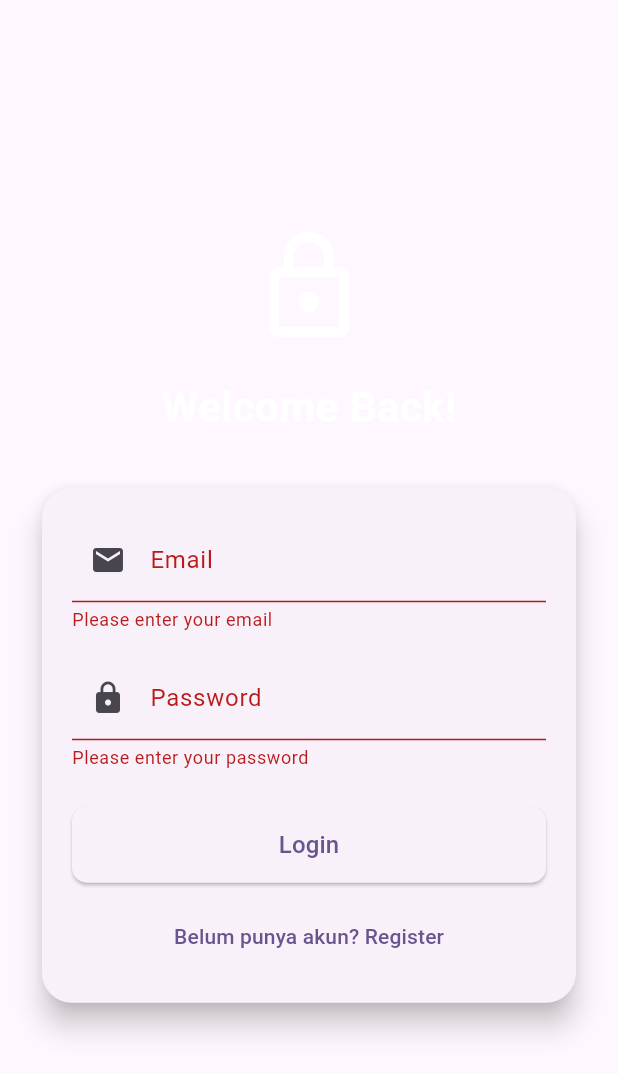
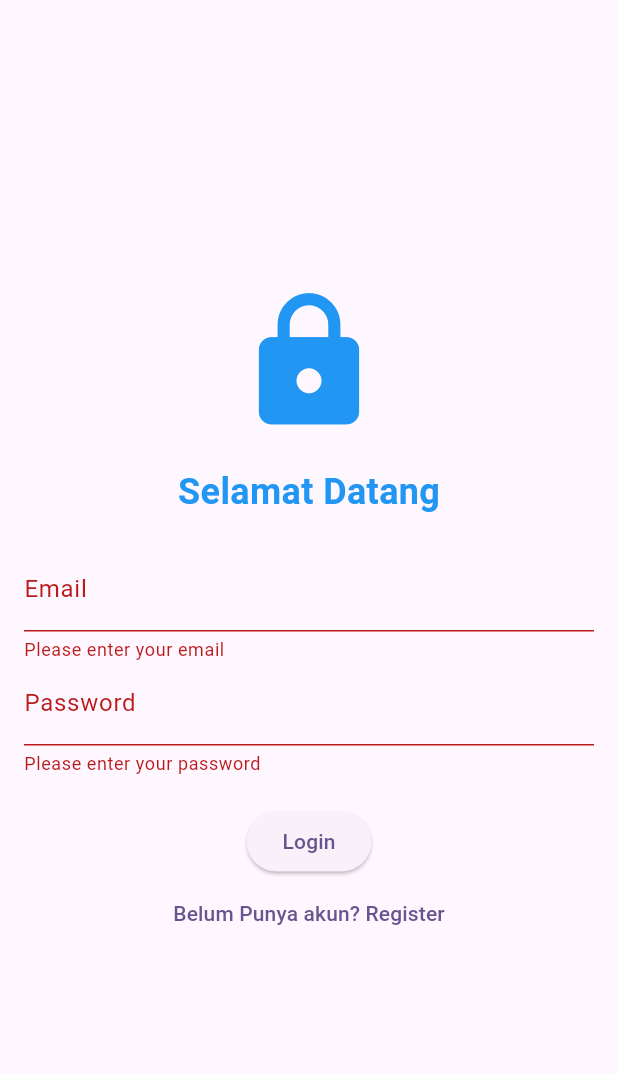
Before and after one commit to khaiqalsatrio/20220140115_UCP1_Flutter, a Flutter app: the screen it shows after launch, after a tap on "Login", on a phone screen of 412 x 824 dp. Shown: the top 1074 px of the screen. Run offline on Flutter 3.47's test engine with Material 3 defaults, Android fonts, the light colour scheme and no system bars.

Commit message:
perbaiki login page

```diff
--- a/lib/presentation/login_page.dart
+++ b/lib/presentation/login_page.dart
@@ -1,139 +1,99 @@
 import 'package:flutter/material.dart';
+
 import 'package:flutter_ucp1_115/presentation/home_page.dart';
 import 'package:flutter_ucp1_115/presentation/register_page.dart';
 
 class LoginPage extends StatefulWidget {
   const LoginPage({super.key});
+
   @override
   State<LoginPage> createState() => _LoginPageState();
 }
 
 class _LoginPageState extends State<LoginPage> {
-  // Controller untuk menangani input dari TextField email dan password
   final TextEditingController emailController = TextEditingController();
   final TextEditingController passwordController = TextEditingController();
+  final GlobalKey<FormState> _formKey = GlobalKey<FormState>();
 
-  final GlobalKey<FormState> _formKey = GlobalKey<FormState>();
+  @override
+  void initState() {
+    super.initState();
+  }
 
   @override
   Widget build(BuildContext context) {
     return Scaffold(
-      body: Container(
-        width: double.infinity,
-        height: double.infinity,
-        decoration: const BoxDecoration(),
-        child: Center(
-          child: SingleChildScrollView(
-            padding: const EdgeInsets.symmetric(horizontal: 24.0),
+      body: Padding(
+        padding: const EdgeInsets.all(16.0),
+        child: Form(
+          key: _formKey,
           child: Column(
-              mainAxisSize: MainAxisSize.min,
+            mainAxisAlignment: MainAxisAlignment.center,
             children: [
-                const Icon(
-                  Icons.lock_outline, // Icon kunci untuk login
-                  size: 80,
-                  color: Colors.white,
+              // Menambahkan Icon di atas form
+              Icon(
+                Icons.lock, // Ikon kunci untuk login
+                size: 100,
+                color: Colors.blue,
               ),
               const SizedBox(height: 20),
+              // Menambahkan teks "Selamat Datang" di bawah ikon
               const Text(
-                  "Welcome Back!", // Teks selamat datang
+                'Selamat Datang',
                 style: TextStyle(
-                    fontSize: 28,
-                    color: Colors.white,
+                  fontSize: 24,
                   fontWeight: FontWeight.bold,
+                  color: Colors.blue,
                 ),
               ),
-                const SizedBox(height: 30),
-                Card(
-                  shape: RoundedRectangleBorder(
-                    borderRadius: BorderRadius.circular(20),
-                  ),
-                  elevation: 8,
-                  child: Padding(
-                    padding: const EdgeInsets.all(20),
-                    child: Form(
-                      key: _formKey, // Hubungkan form dengan GlobalKey
-                      child: Column(
-                        children: [
-                          // Input email
+              const SizedBox(height: 20),
               TextFormField(
                 controller: emailController,
-                            decoration: const InputDecoration(
-                              labelText: 'Email',
-                              prefixIcon: Icon(Icons.email),
-                            ),
+                decoration: const InputDecoration(labelText: 'Email'),
                 validator: (value) {
                   if (value == null || value.isEmpty) {
-                                return 'Please enter your email'; // Validasi input kosong
+                    return 'Please enter your email';
                   }
                   return null;
                 },
               ),
-                          const SizedBox(height: 16),
-                          // Input password
               TextFormField(
                 controller: passwordController,
-                            decoration: const InputDecoration(
-                              labelText: 'Password',
-                              prefixIcon: Icon(Icons.lock),
-                            ),
-                            obscureText: true, // Menyembunyikan teks password
+                decoration: const InputDecoration(labelText: 'Password'),
+                obscureText: true,
                 validator: (value) {
                   if (value == null || value.isEmpty) {
-                                return 'Please enter your password'; // Validasi input kosong
+                    return 'Please enter your password';
                   }
                   return null;
                 },
               ),
-                          const SizedBox(height: 24),
-                          // Tombol Login
-                          SizedBox(
-                            width: double.infinity,
-                            child: ElevatedButton(
-                              style: ElevatedButton.styleFrom(
-                                padding: const EdgeInsets.symmetric(
-                                  vertical: 14,
-                                ),
-                                shape: RoundedRectangleBorder(
-                                  borderRadius: BorderRadius.circular(10),
-                                ),
-                              ),
+              const SizedBox(height: 20),
+              ElevatedButton(
                 onPressed: () {
-                                // Jika form valid, navigasi ke HomePage
                   if (_formKey.currentState!.validate()) {
+                    // Jika valid, arahkan ke halaman Home
                     Navigator.pushReplacement(
                       context,
-                                    MaterialPageRoute(
-                                      builder: (context) => const HomePage(),
-                                    ),
+                      MaterialPageRoute(builder: (context) => const HomePage()),
                     );
                   }
                 },
-                              child: const Text(
-                                'Login',
-                                style: TextStyle(fontSize: 16),
+                child: const Text('Login'),
               ),
-                            ),
-                          ),
-                          const SizedBox(height: 12),
-                          // Tautan ke halaman register
               TextButton(
                 onPressed: () {
                   Navigator.push(
                     context,
                     MaterialPageRoute(
-                                  builder: (context) => const RegisterPage(),
+                      builder:
+                          (context) => const RegisterPage(), // register page
                     ),
                   );
                 },
-                            child: const Text("Belum punya akun? Register"),
+                child: const Text("Belum Punya akun? Register"),
               ),
             ],
-                      ),
-                    ),
-                  ),
-                ),
-              ],
-            ),
           ),
         ),
       ),
```
Lines whose indentation alone changed are shown as unchanged.
